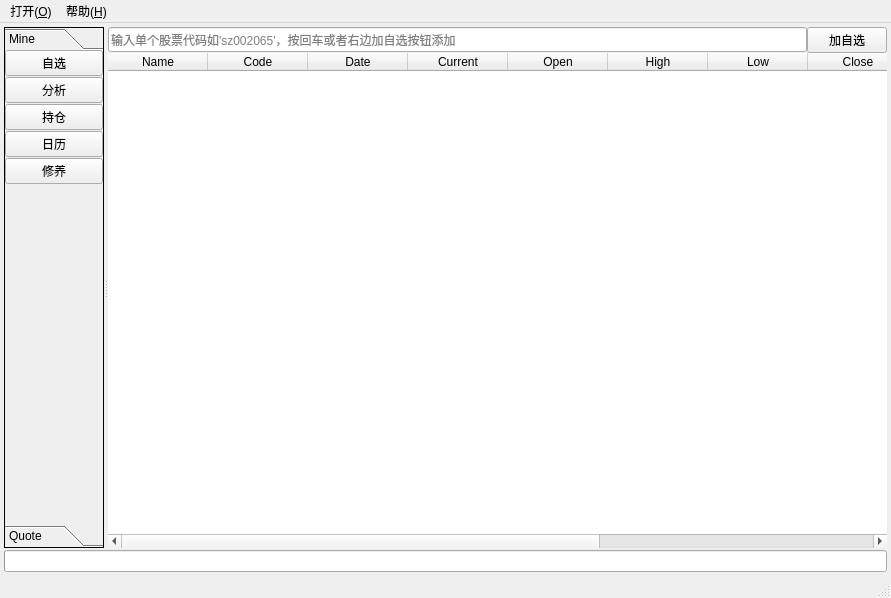
yixiaoyang/QStock, file QtApp/QStock/QStock/QStockMainWindows.ui: the form before one commit.
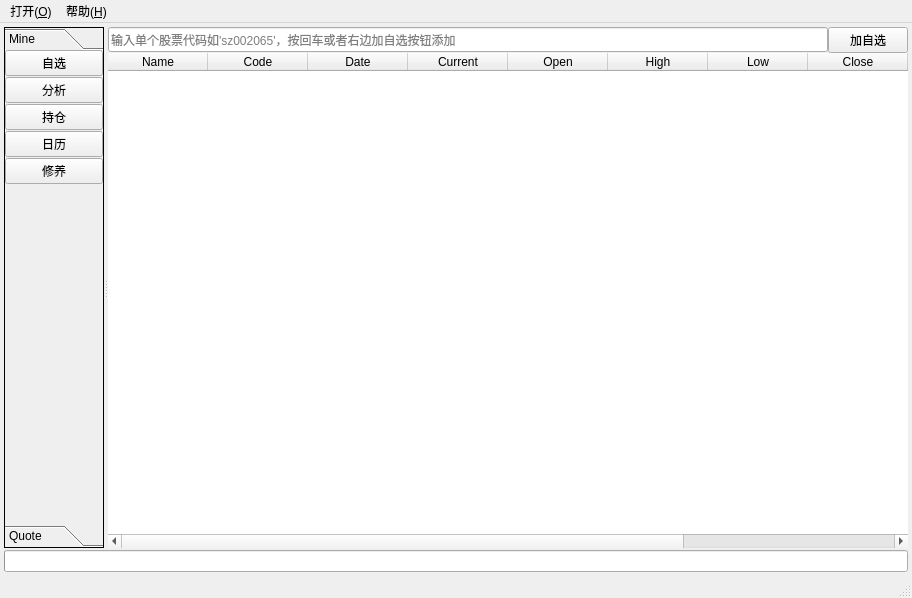
The form after the commit. Icons and pictures are not drawn. Custom widgets are drawn as their Qt base class.

Commit message: 1.QStock APP更新：历史股价添加时间范围选项。

```diff
--- a/QtApp/QStock/QStock/QStockMainWindows.ui
+++ b/QtApp/QStock/QStock/QStockMainWindows.ui
@@ -6,7 +6,7 @@
    <rect>
     <x>0</x>
     <y>0</y>
-    <width>887</width>
+    <width>912</width>
     <height>598</height>
    </rect>
   </property>
@@ -1388,8 +1388,8 @@
     <rect>
      <x>0</x>
      <y>0</y>
-     <width>887</width>
-     <height>21</height>
+     <width>912</width>
+     <height>22</height>
     </rect>
    </property>
    <widget class="QMenu" name="menu_O">
```
Left out of the diff: 10 changed lines with no effect on the pictures. The commit also changes 5 other files.
